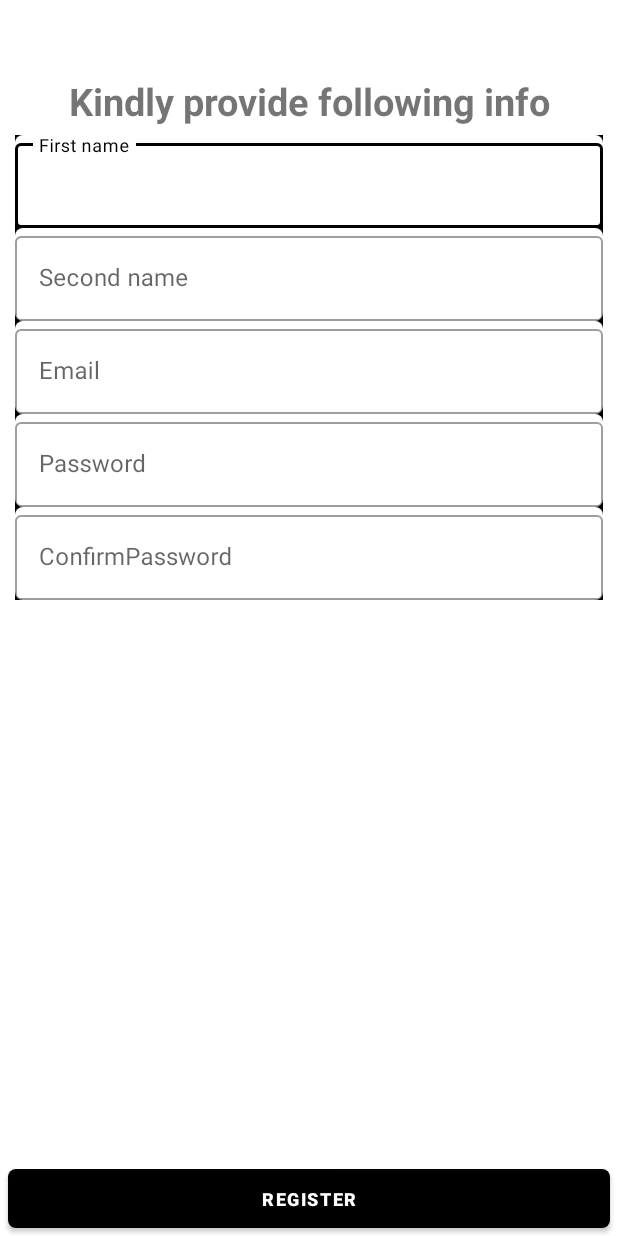
After one commit to MohammadRabi95/ProjectUber, an Android app: the GetingCredentialsActivity screen opened directly, with no data from a screen before it, on a phone screen of 412 x 824 dp. The commit adds this screen. Run offline under Robolectric (Android 15) with nearby library versions, the phone set to English and light mode, and no system bars.

Commit message:
2nd commit.

```diff
--- a/app/build.gradle
+++ b/app/build.gradle
@@ -48,4 +48,6 @@ dependencies {
     implementation 'androidx.browser:browser:1.3.0'
     androidTestImplementation 'androidx.test.ext:junit:1.1.2'
     androidTestImplementation 'androidx.test.espresso:espresso-core:3.3.0'
+
+
 }
--- /dev/null
+++ b/app/src/main/java/com/example/projectuber/Auth/GetingCredentialsActivity.java
@@ -0,0 +1,122 @@
+package com.example.projectuber.Auth;
+
+import androidx.appcompat.app.AlertDialog;
+import androidx.appcompat.app.AppCompatActivity;
+
+import android.content.DialogInterface;
+import android.content.Intent;
+import android.os.Bundle;
+import android.view.View;
+import android.widget.Button;
+import android.widget.EditText;
+import android.widget.TextView;
+
+import com.example.projectuber.Models.Driver;
+import com.example.projectuber.R;
+import com.google.android.material.textfield.TextInputEditText;
+import com.google.android.material.textfield.TextInputLayout;
+
+public class GetingCredentialsActivity extends AppCompatActivity {
+
+    private TextInputEditText editText_Fname,editText_email,editText_Lname,editText_password,editText_confirm_password;
+    private Button button_register;
+    private TextView textView_goto_login;
+
+    @Override
+    protected void onCreate(Bundle savedInstanceState) {
+        super.onCreate(savedInstanceState);
+        setContentView(R.layout.activity_geting_credentials);
+
+        editText_Fname=findViewById(R.id.et_first_name_register_getingCredentials);
+        editText_Lname=findViewById(R.id.et_second_name_register_getingCredentials);
+        editText_email=findViewById(R.id.et_email_register_getingCredentials);
+        editText_password=findViewById(R.id.et_password_register_getingCredentials);
+        editText_confirm_password=findViewById(R.id.et_confirm_password_register_getingCredentials);
+        textView_goto_login=findViewById(R.id.tv_login_title_register);
+        button_register=findViewById(R.id.btn_register_getingCredentials);
+
+        button_register.setOnClickListener(new View.OnClickListener() {
+            @Override
+            public void onClick(View view) {
+
+                ValidFields();
+            }
+        });
+
+    }
+
+    private void ValidFields() {
+        if(editText_Fname.getText().toString().equalsIgnoreCase(""))
+        {
+            editText_Fname.setError("Required");
+        }
+        else if(editText_Lname.getText().toString().equalsIgnoreCase(""))
+        {
+            editText_Lname.setError("Required");
+        }
+        else if (editText_email.getText().toString().equalsIgnoreCase(""))
+        {
+            editText_email.setError("Required");
+        }
+        else if(editText_password.getText().toString().equalsIgnoreCase(""))
+        {
+            editText_password.setError("Required");
+        }
+        else if(editText_confirm_password.getText().toString().equalsIgnoreCase(""))
+        {
+            editText_confirm_password.setError("Required");
+        }
+        else if(!editText_password.getText().toString().equals(editText_confirm_password.getText().toString()))
+        {
+            AlertDialog.Builder builder =new AlertDialog.Builder(this);
+            builder.setTitle("Alert");
+            builder.setMessage("Passwords doesn't match");
+            builder.setNegativeButton("ok", new DialogInterface.OnClickListener() {
+                @Override
+                public void onClick(DialogInterface dialogInterface, int i) {
+                }
+            });
+            builder.show();
+            editText_password.setText("");
+            editText_confirm_password.setText("");
+            editText_password.requestFocus();
+        }
+        else if(editText_password.getText().toString().length()<6)
+        {
+            AlertDialog.Builder builder =new AlertDialog.Builder(this);
+            builder.setTitle("Alert");
+            builder.setMessage("Passwords must contain at least 6 char.");
+            builder.setNegativeButton("ok", new DialogInterface.OnClickListener() {
+                @Override
+                public void onClick(DialogInterface dialogInterface, int i) {
+                }
+            });
+            builder.show();
+            editText_password.requestFocus();
+        }
+        else if(editText_email.getText().toString().contains(".") || editText_email.getText().toString().contains("@") || editText_email.getText().toString().contains("com") )
+        {
+            AlertDialog.Builder builder =new AlertDialog.Builder(this);
+            builder.setTitle("Alert");
+            builder.setMessage("Email formatting is incorrect.\nEmail must contain '.' , '@' , 'com'.");
+            builder.setNegativeButton("ok", new DialogInterface.OnClickListener() {
+                @Override
+                public void onClick(DialogInterface dialogInterface, int i) {
+                }
+            });
+            builder.show();
+            editText_email.requestFocus();
+        }
+        else {
+
+            Driver driver=new Driver();
+            driver.setEmail(editText_email.getText().toString());
+            //driver.setPhone();
+            driver.setFname(editText_Fname.getText().toString());
+            driver.setLname(editText_Lname.getText().toString());
+            driver.setPassword(editText_password.getText().toString());
+
+            // Here you can put method
+        }
+    }
+}
--- a/app/src/main/java/com/example/projectuber/Auth/ReceivedOTPActivity.java
+++ b/app/src/main/java/com/example/projectuber/Auth/ReceivedOTPActivity.java
@@ -92,6 +92,9 @@ public class ReceivedOTPActivity extends AppCompatActivity {
         textView_title_with_phone.setText("Enter the 6-digit code sent to you at " + mobNum);
         imageView_back_button.setOnClickListener(view -> finish());
         button_next.setOnClickListener(view1 -> {
+             /*Intent intent=new Intent(ReceivedOTPActivity.this,GetingCredentialsActivity.class);
+        startActivity(intent);
+        finish();*/
             /*Intent intent=new Intent(ReceivedOTPActivity.this,MapsActivity.class);
             startActivity(intent);*/
             String code = editText_otp_code.getText().toString().trim();
@@ -103,6 +106,8 @@ public class ReceivedOTPActivity extends AppCompatActivity {
             verifyVerificationCode(code);
         });
         sendVerificationCode(mobNum);
+        //manage it on your own
+
     }
 
     private void sendVerificationCode(String mobile) {
--- /dev/null
+++ b/app/src/main/res/drawable/et_background.xml
@@ -0,0 +1,7 @@
+<?xml version="1.0" encoding="utf-8"?>
+<shape android:shape="rectangle" xmlns:android="http://schemas.android.com/apk/res/android">
+
+
+    <corners android:radius="5dp"/>
+    <solid android:color="@color/white"/>
+</shape>
--- /dev/null
+++ b/app/src/main/res/layout/activity_geting_credentials.xml
@@ -0,0 +1,168 @@
+<?xml version="1.0" encoding="utf-8"?>
+<RelativeLayout
+    xmlns:android="http://schemas.android.com/apk/res/android"
+    xmlns:app="http://schemas.android.com/apk/res-auto"
+    xmlns:tools="http://schemas.android.com/tools"
+    android:layout_width="match_parent"
+    android:layout_height="match_parent"
+    tools:context=".Auth.GetingCredentialsActivity"
+
+
+    >
+
+
+    <RelativeLayout
+        android:layout_width="match_parent"
+        android:layout_height="match_parent"
+        android:id="@+id/relitive1_for_getingCredentials_register"
+        android:layout_marginTop="100dp"
+        android:layout_marginLeft="10dp"
+        android:layout_marginRight="10dp"
+        android:layout_centerInParent="true"
+        android:background="@drawable/et_background"
+        >
+
+
+
+        <TextView
+            android:layout_width="match_parent"
+            android:layout_height="wrap_content"
+            android:id="@+id/tv_title_register_getingCredentials"
+            android:text="Kindly provide following info"
+            android:gravity="center"
+            android:textSize="25sp"
+            android:textStyle="bold"
+            />
+        <ScrollView
+            android:layout_width="match_parent"
+            android:layout_height="match_parent"
+            android:layout_below="@id/tv_title_register_getingCredentials"
+            >
+            <LinearLayout
+                android:layout_width="match_parent"
+                android:layout_height="wrap_content"
+                android:id="@+id/linear2_for_thaikadar_rigister"
+                android:orientation="vertical"
+                android:layout_marginTop="5dp"
+                android:layout_marginBottom="20dp"
+                android:background="@color/black"
+                android:layout_below="@id/tv_title_register_getingCredentials"
+                >
+
+                <com.google.android.material.textfield.TextInputLayout
+                    android:layout_width="match_parent"
+                    android:layout_height="wrap_content"
+                     android:hint="First name"
+                    android:background="@drawable/et_background"
+                    style="@style/Widget.MaterialComponents.TextInputLayout.OutlinedBox"
+                    >
+                    <com.google.android.material.textfield.TextInputEditText
+                        android:layout_width="match_parent"
+                        android:layout_height="wrap_content"
+                        android:id="@+id/et_first_name_register_getingCredentials"
+
+                        />
+                </com.google.android.material.textfield.TextInputLayout>
+
+
+                <com.google.android.material.textfield.TextInputLayout
+                    android:layout_width="match_parent"
+                    android:layout_height="wrap_content"
+                    android:hint="Second name"
+                    android:background="@drawable/et_background"
+                    style="@style/Widget.MaterialComponents.TextInputLayout.OutlinedBox"
+                    >
+                    <com.google.android.material.textfield.TextInputEditText
+                        android:layout_width="match_parent"
+                        android:layout_height="wrap_content"
+                        android:id="@+id/et_second_name_register_getingCredentials"
+
+                        />
+                </com.google.android.material.textfield.TextInputLayout>
+
+
+                <com.google.android.material.textfield.TextInputLayout
+                    android:layout_width="match_parent"
+                    android:layout_height="wrap_content"
+                    android:hint="Email"
+                    android:background="@drawable/et_background"
+                    style="@style/Widget.MaterialComponents.TextInputLayout.OutlinedBox"
+                    >
+                    <com.google.android.material.textfield.TextInputEditText
+                        android:layout_width="match_parent"
+                        android:layout_height="wrap_content"
+                        android:id="@+id/et_email_register_getingCredentials"
+
+                        />
+                </com.google.android.material.textfield.TextInputLayout>
+
+               <com.google.android.material.textfield.TextInputLayout
+                    android:layout_width="match_parent"
+                    android:layout_height="wrap_content"
+                    android:hint="Password"
+                    android:background="@drawable/et_background"
+                    style="@style/Widget.MaterialComponents.TextInputLayout.OutlinedBox"
+                    >
+                    <com.google.android.material.textfield.TextInputEditText
+                        android:layout_width="match_parent"
+                        android:layout_height="wrap_content"
+                        android:id="@+id/et_password_register_getingCredentials"
+
+                        />
+                </com.google.android.material.textfield.TextInputLayout>
+
+
+
+
+                <com.google.android.material.textfield.TextInputLayout
+                    android:layout_width="match_parent"
+                    android:layout_height="wrap_content"
+                    android:hint="ConfirmPassword"
+                    android:background="@drawable/et_background"
+                    style="@style/Widget.MaterialComponents.TextInputLayout.OutlinedBox"
+                    >
+                    <com.google.android.material.textfield.TextInputEditText
+                        android:layout_width="match_parent"
+                        android:layout_height="wrap_content"
+                        android:id="@+id/et_confirm_password_register_getingCredentials"
+
+                        />
+                </com.google.android.material.textfield.TextInputLayout>
+
+
+            </LinearLayout>
+        </ScrollView>
+
+
+    </RelativeLayout>
+
+
+    <Button
+        android:layout_width="match_parent"
+        android:layout_height="wrap_content"
+        android:id="@+id/btn_register_getingCredentials"
+        android:text="Register"
+        android:textColor="@color/white"
+        android:background="@drawable/btn_background"
+        android:textSize="12sp"
+        android:textAlignment="center"
+        android:textStyle="bold"
+        android:layout_margin="5dp"
+        android:layout_below="@id/relitive1_for_getingCredentials_register"
+        android:layout_centerHorizontal="true"
+        />
+
+    <TextView
+        android:layout_width="wrap_content"
+        android:layout_height="wrap_content"
+        android:id="@+id/tv_login_title_register"
+        android:layout_below="@id/btn_register_getingCredentials"
+        android:text="you have allready account? Login"
+        android:layout_centerInParent="true"
+        android:textColor="@color/white"
+        android:textSize="14sp"
+        android:layout_margin="20dp"
+        />
+
+
+</RelativeLayout>
```
Also changed, not shown: app/src/main/AndroidManifest.xml (+8 -4 lines), app/src/main/java/com/example/projectuber/Models/Driver.java (added, +49 -0 lines).
